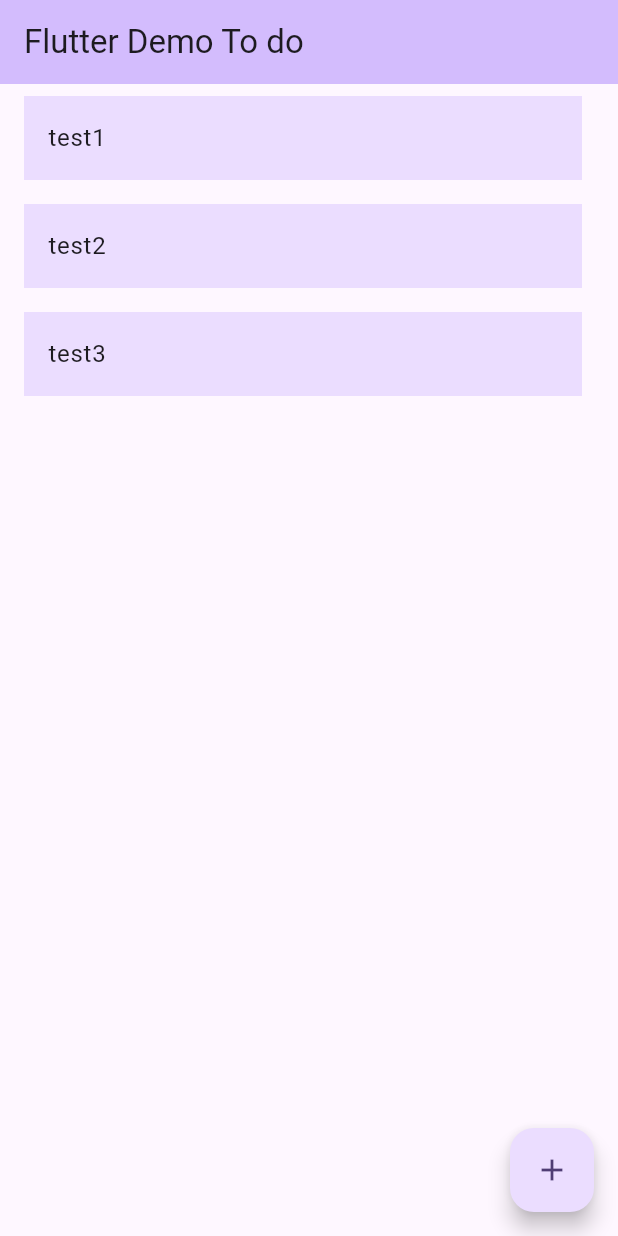
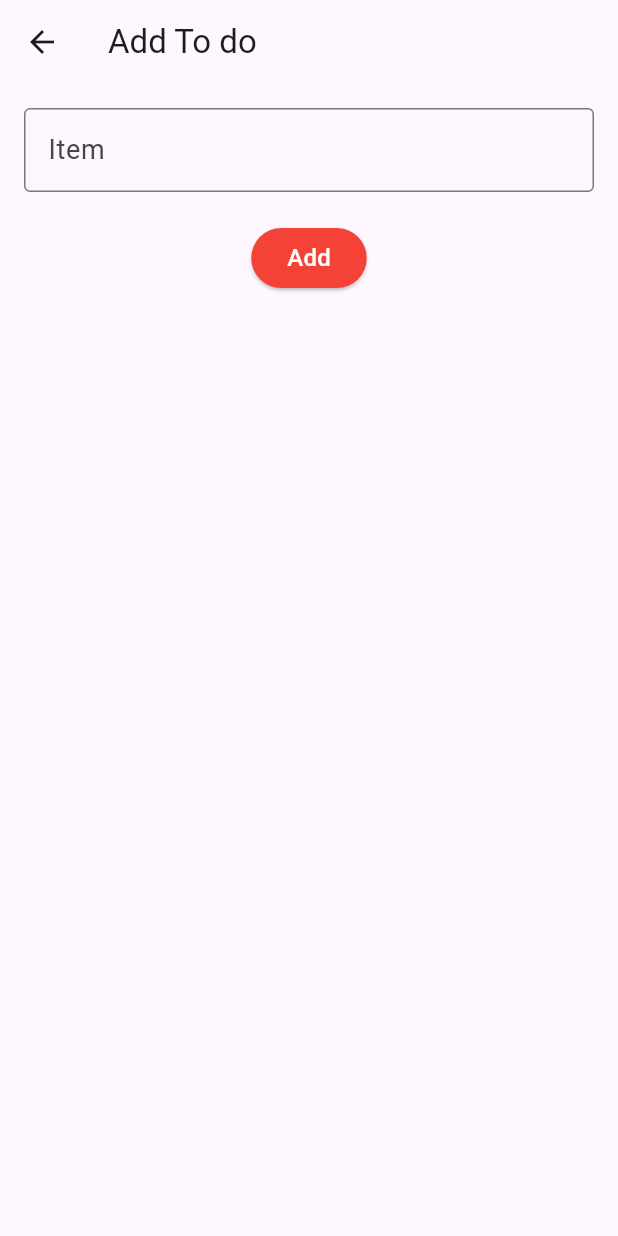
Before and after one commit to EvelienVanophalvens/flutter_demo, a Flutter app: the screen it shows after launch, after a tap on the "add" icon, on a phone screen of 412 x 824 dp. Run offline on Flutter 3.47's test engine with Material 3 defaults, Android fonts, the phone set to English and light mode, and no system bars.

Commit message:
Feat: add page to add todo's

```diff
--- a/lib/main.dart
+++ b/lib/main.dart
@@ -33,6 +33,19 @@ class MyHomePage extends StatefulWidget {
 class _MyHomePageState extends State<MyHomePage> {
   final List<String> _items = ["test1", "test2", "test3"];
 
+    void _navigateToAddItemPage() async {
+    final result = await Navigator.push(
+      context,
+      MaterialPageRoute(builder: (context) => AddItemPage()),
+    );
+
+    if (result != null) {
+      setState(() {
+        _items.add(result);
+      });
+    }
+  }
+
   @override
   Widget build(BuildContext context) {
     return Scaffold(
@@ -55,6 +68,7 @@ class _MyHomePageState extends State<MyHomePage> {
       ),
       floatingActionButton: FloatingActionButton(
         onPressed: () {
+          _navigateToAddItemPage();
         },
         tooltip: 'Add Item',
         child: const Icon(Icons.add),
@@ -62,3 +76,56 @@ class _MyHomePageState extends State<MyHomePage> {
     );
   }
 }
+
+class AddItemPage extends StatefulWidget {
+  @override
+  _AddItemPageState createState() => _AddItemPageState();
+}
+
+class _AddItemPageState extends State<AddItemPage> {
+  final _controller = TextEditingController();
+
+  @override
+  Widget build(BuildContext context) {
+    return Scaffold(
+      appBar: AppBar(
+        title: const Text('Add To do'),
+      ),
+      body: Padding(
+        padding: const EdgeInsets.all(16.0),
+        child: Form(
+          child: Column(
+            children: <Widget>[
+              TextFormField(
+                controller: _controller,
+                decoration: const InputDecoration(
+                  labelText: 'Item',
+                  labelStyle: TextStyle(
+                    fontSize: 18,
+                  ),
+                  border: OutlineInputBorder(),
+                ),
+              ),
+              const SizedBox(height: 20), // Add some space between the fields
+              ElevatedButton(
+                onPressed: () {
+                  Navigator.pop(context, _controller.text);
+                },
+                style: ElevatedButton.styleFrom(
+                  foregroundColor: Colors.white, backgroundColor: Colors.red, // foreground color
+                ),
+                child: const Text(
+                  'Add',
+                  style: TextStyle(
+                    color: Colors.white,
+                    fontSize: 16,
+                  ),
+                ),
+              ),
+            ],
+          ),
+        ),
+      ),
+    );
+  }
+}
```
